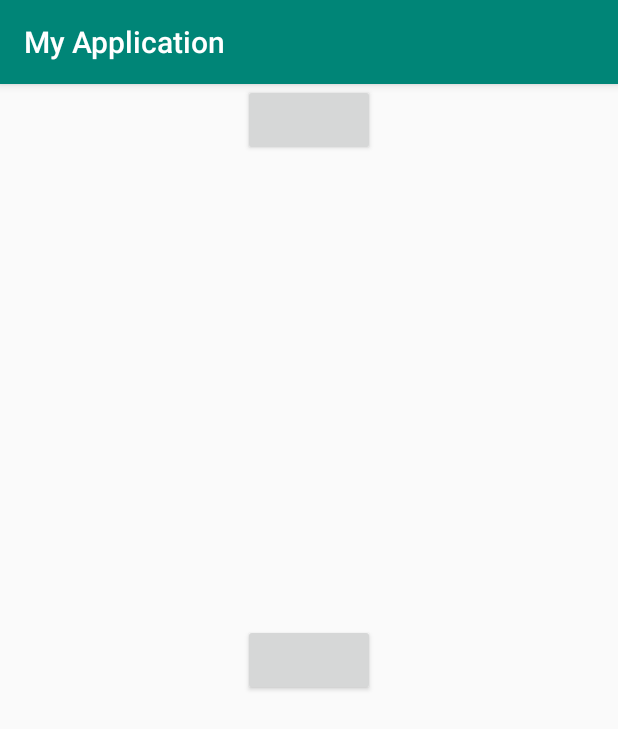
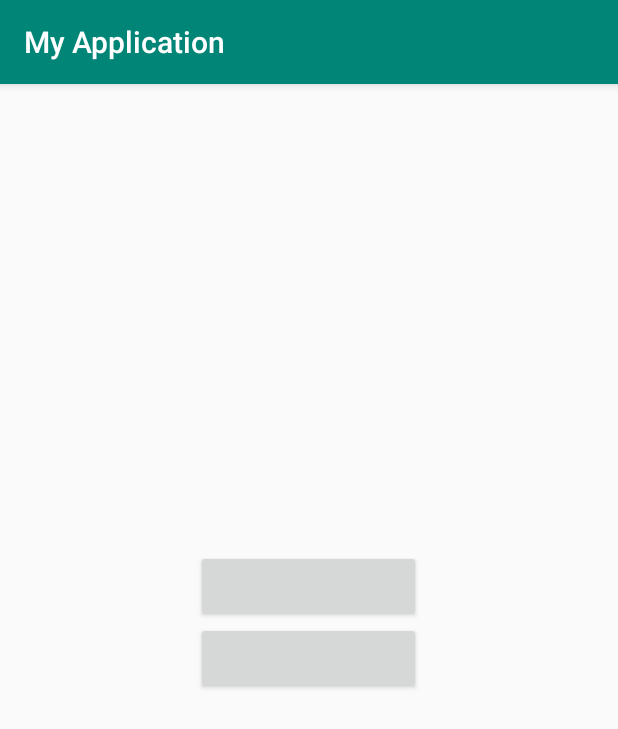
Before and after one commit to peacelovesapples/StoryTime, an Android app: the screen it shows after launch (MainActivity), on a phone screen of 412 x 824 dp. Shown: the top 729 px of the screen. Run offline under Robolectric (Android 15) with nearby library versions, the phone set to English and light mode, and no system bars.

Commit message:
working format

```diff
--- a/app/src/main/res/layout/activity_main.xml
+++ b/app/src/main/res/layout/activity_main.xml
@@ -7,25 +7,35 @@
     android:layout_gravity="center"
     tools:context=".MainActivity">
 
+    <LinearLayout
+        android:id="@+id/buttons"
+        android:layout_width="wrap_content"
+        android:layout_height="wrap_content"
+        android:layout_centerInParent="true"
+        android:orientation="vertical">
+
         <Button
             android:id="@+id/camera_button"
-        android:layout_width="wrap_content"
+            android:layout_width="150dp"
             android:layout_height="wrap_content"
             android:layout_centerHorizontal="true"
-        android:layout_centerVertical="true"
-        />
+            android:layout_centerVertical="true" />
+
         <Button
             android:id="@+id/gallery_button"
-        android:layout_width="wrap_content"
+            android:layout_width="150dp"
             android:layout_height="wrap_content"
+            android:layout_alignBottom="@+id/camera_button"
             android:layout_centerHorizontal="true"
-        />
+            android:layout_marginBottom="50dp" />
+    </LinearLayout>
 
     <ImageView
         android:id="@+id/taken_pic"
         android:layout_width="wrap_content"
         android:layout_height="wrap_content"
-        android:layout_alignBottom="@+id/camera_button"
+        android:layout_alignBottom="@+id/buttons"
         android:layout_centerHorizontal="true"
-        android:layout_alignParentTop="true"/>
+        android:layout_alignParentTop="true"
+        android:layout_marginBottom="100dp"/>
 </RelativeLayout>
```
Lines whose indentation alone changed are shown as unchanged.
